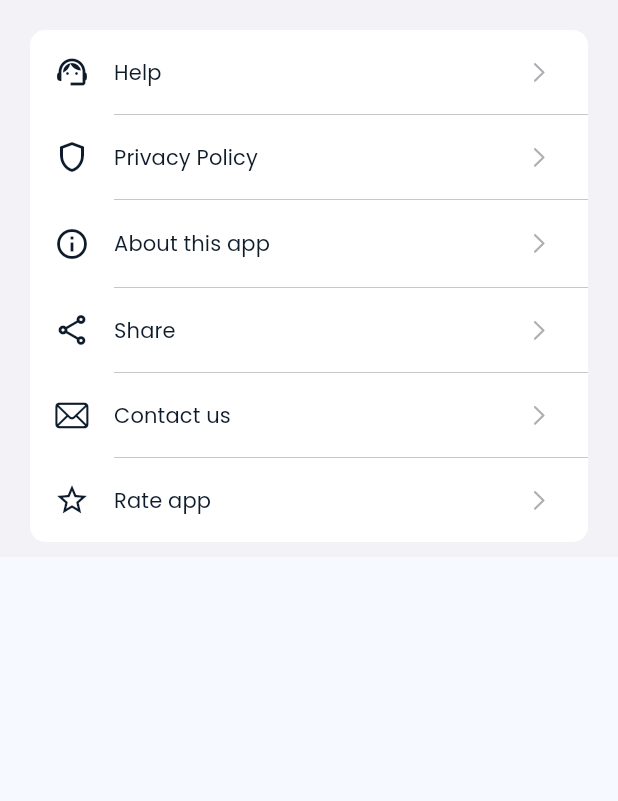
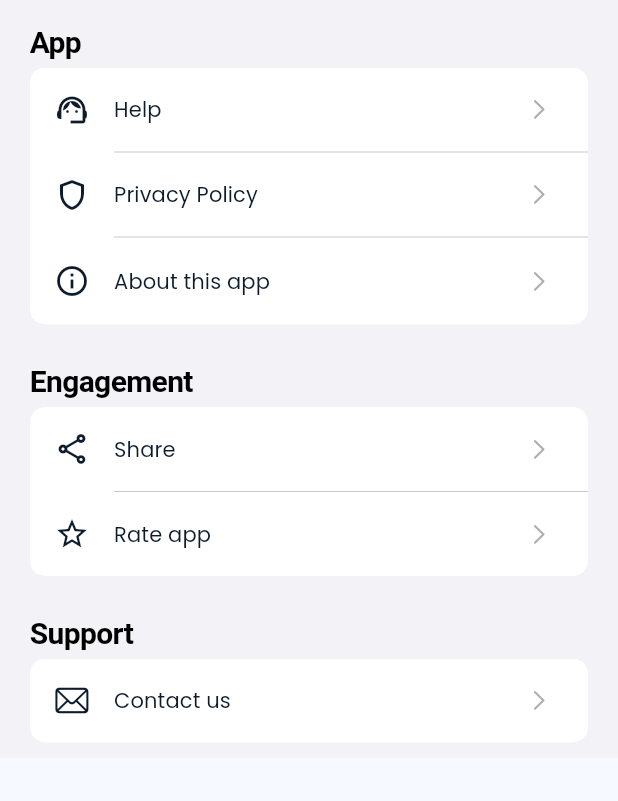
Before and after one commit to amaljosev/Pursuit-Habit-Tracker, a Flutter app: the ProfileScreen screen opened directly, on a phone screen of 412 x 824 dp, the part 315-1116 px from its top. Run offline on Flutter 3.47's test engine with Material 3 defaults, Android fonts, the light colour scheme and no system bars; our stand-ins replace bloc, equatable, fl_chart, flutter_bloc, flutter_local_notifications, flutter_slidable and 9 more; missing offline and left inert: in_app_update; accounts and stored records are empty.

```diff
--- a/lib/features/habit/presentation/pages/profile/profile_screen.dart
+++ b/lib/features/habit/presentation/pages/profile/profile_screen.dart
@@ -49,13 +49,15 @@ class ProfileScreen extends StatelessWidget {
             /// Main List Section
             SliverList(
               delegate: SliverChildListDelegate([
+                /// APP INFORMATION
                 CupertinoListSection.insetGrouped(
+                  header: const Text('App'),
                   children: [
                     ListTile(
                       leading: const Icon(Icons.support_agent),
                       title: const Text('Help'),
+                      titleTextStyle: Theme.of(context).textTheme.titleSmall,
                       trailing: const CupertinoListTileChevron(),
-                      titleTextStyle: Theme.of(context).textTheme.titleSmall,
                       onTap: () => Navigator.of(context).push(
                         MaterialPageRoute(builder: (context) => HelpScreen()),
                       ),
@@ -67,7 +69,6 @@ class ProfileScreen extends StatelessWidget {
                       trailing: const CupertinoListTileChevron(),
                       onTap: () async => await _lunchPrivacyPolicy(context),
                     ),
-
                     Theme(
                       data: Theme.of(context).copyWith(
                         splashFactory: NoSplash.splashFactory,
@@ -81,12 +82,18 @@ class ProfileScreen extends StatelessWidget {
                           'About this app',
                           style: Theme.of(context).textTheme.titleSmall,
                         ),
-
                         trailing: const CupertinoListTileChevron(),
                         childrenPadding: const EdgeInsets.all(12),
                         children: [_buildAboutContent(context)],
                       ),
                     ),
+                  ],
+                ),
+
+                /// ENGAGEMENT
+                CupertinoListSection.insetGrouped(
+                  header: const Text('Engagement'),
+                  children: [
                     ListTile(
                       leading: const Icon(Icons.share_outlined),
                       title: const Text('Share'),
@@ -97,18 +104,25 @@ class ProfileScreen extends StatelessWidget {
                       },
                     ),
                     ListTile(
+                      leading: const Icon(Icons.star_border),
+                      title: const Text('Rate app'),
+                      titleTextStyle: Theme.of(context).textTheme.titleSmall,
+                      trailing: const CupertinoListTileChevron(),
+                      onTap: () async => await _rateApp(context),
+                    ),
+                  ],
+                ),
+
+                /// SUPPORT
+                CupertinoListSection.insetGrouped(
+                  header: const Text('Support'),
+                  children: [
+                    ListTile(
                       leading: const Icon(CupertinoIcons.mail),
                       title: const Text('Contact us'),
                       titleTextStyle: Theme.of(context).textTheme.titleSmall,
                       trailing: const CupertinoListTileChevron(),
                       onTap: () async => showModernSupportSheet(context),
-                    ),
-                    ListTile(
-                      leading: const Icon(Icons.star_border),
-                      title: const Text('Rate app'),
-                      titleTextStyle: Theme.of(context).textTheme.titleSmall,
-                      trailing: const CupertinoListTileChevron(),
-                      onTap: () async => await _rateApp(context),
                     ),
                   ],
                 ),
--- a/lib/features/habit/presentation/pages/splash/splash_screen.dart
+++ b/lib/features/habit/presentation/pages/splash/splash_screen.dart
@@ -1,6 +1,7 @@
 import 'package:flutter/material.dart';
 import 'package:flutter_bloc/flutter_bloc.dart';
 import 'package:pursuit/app/pages/home_page.dart';
+import 'package:pursuit/core/services/app_update_service.dart';
 import 'package:pursuit/features/habit/presentation/blocs/habit/habit_bloc.dart';
 import 'package:pursuit/features/onboarding/onboarding_page.dart';
 import 'package:shared_preferences/shared_preferences.dart';
@@ -20,6 +21,7 @@ class _SplashScreenState extends State<SplashScreen> {
     super.initState();
     // Trigger daily reset check when screen loads
     context.read<HabitBloc>().add(CheckDailyResetEvent());
+     AppUpdateService().checkForBackgroundUpdate();
   }
 
   Future<void> _navigateToHome() async {
--- a/pubspec.yaml
+++ b/pubspec.yaml
@@ -49,6 +49,7 @@ dependencies:
   permission_handler: ^12.0.1
   url_launcher: ^6.3.2
   share_plus: ^12.0.1
+  in_app_update: ^4.2.5
 
 
 dev_dependencies:
```
Also changed, not shown: lib/core/services/app_update_service.dart (added, +25 -0 lines), pubspec.lock.
